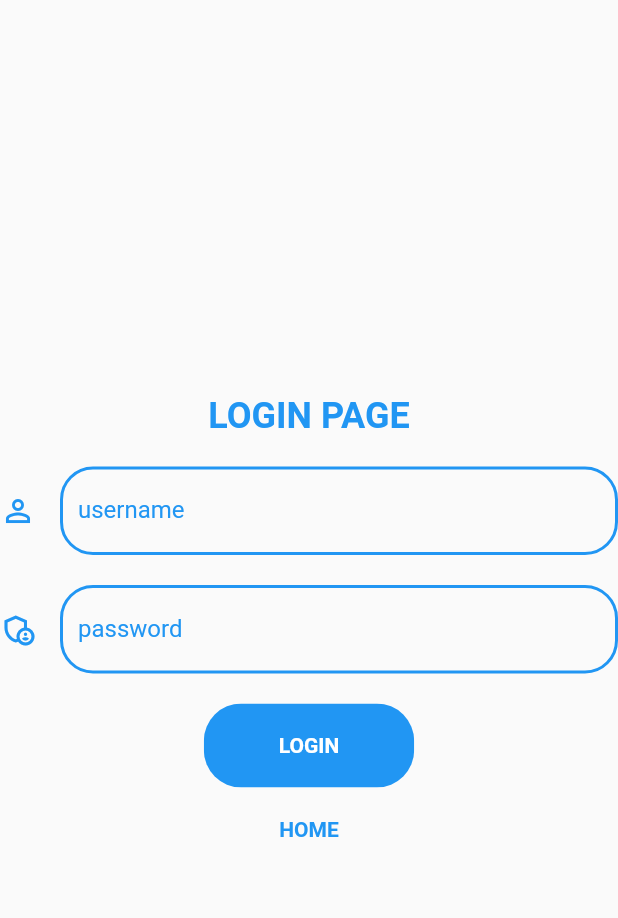
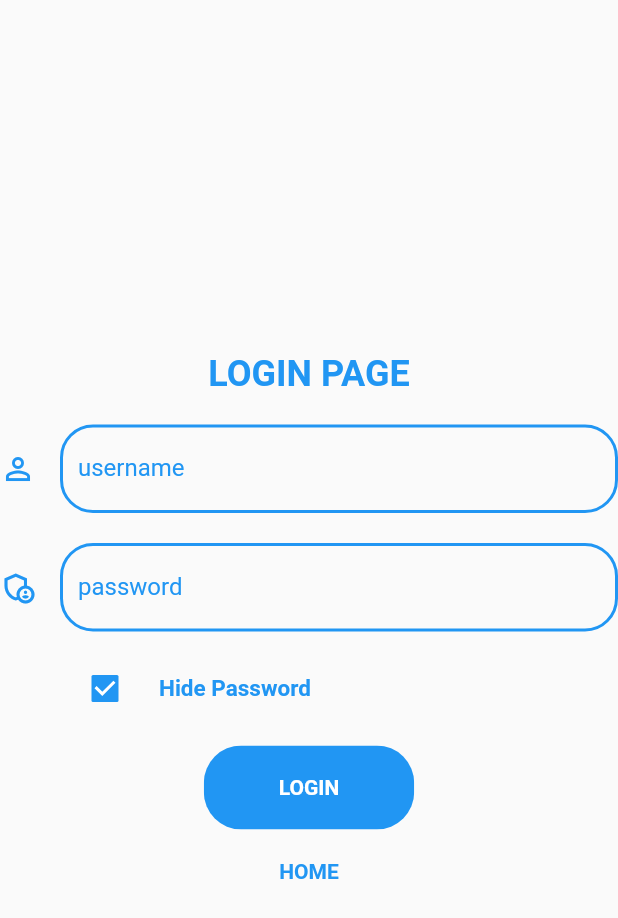
Before and after one commit to DSAQWERTY001/Web_app_proj, a Flutter app: the screen it shows after launch, after a tap on "LOGIN", on a phone screen of 412 x 824 dp. Shown: the top 918 px of the screen. Run offline on Flutter 3.47's test engine with Material 2 defaults, Android fonts, the phone set to English and light mode, and no system bars; our stand-ins replace animated_text_kit, cloud_firestore, file_picker, firebase_auth, firebase_core, google_fonts and 1 more; missing offline and left inert: awesome_select, dart:html, excel, near_api_flutter, parent_child_checkbox; accounts and stored records are empty; network calls fail.

Commit message:
13-11-2022

```diff
--- a/lib/Screens/Components/app_bar.dart
+++ b/lib/Screens/Components/app_bar.dart
@@ -9,6 +9,7 @@ import 'package:web_prototype/Screens/Components/menu_item.dart';
 import 'package:web_prototype/Screens/Create_Vote/Dashboard_body.dart';
 import 'package:web_prototype/Screens/Create_Vote/create_vote.dart';
 import 'package:web_prototype/Screens/Home/home_screen.dart';
+import 'package:animated_text_kit/animated_text_kit.dart';
 
 import '../Login/login_screen.dart';
 
@@ -75,9 +76,10 @@ class _VoteAppBarState extends State<VoteAppBar> {
                   SnackBar snackBar = SnackBar(
                     content: Text(
                       "Loging out...",
-                      style: TextStyle(fontSize: 36, color: Colors.black),
+                      style: TextStyle(fontSize: 36, color: Colors.white),
                     ),
-                    backgroundColor: Colors.pinkAccent,
+                    backgroundColor: Colors.red,
+                    behavior: SnackBarBehavior.floating,
                     duration: Duration(milliseconds: 1300),
                   );
                   ScaffoldMessenger.of(context).showSnackBar(snackBar);
--- a/lib/Screens/Login/login_screen.dart
+++ b/lib/Screens/Login/login_screen.dart
@@ -1,6 +1,7 @@
 // ignore_for_file: deprecated_member_use
 import 'dart:async';
 
+import 'package:animated_text_kit/animated_text_kit.dart';
 import 'package:cloud_firestore/cloud_firestore.dart';
 import 'package:flutter/material.dart';
 import 'package:near_api_flutter/near_api_flutter.dart';
@@ -20,7 +21,7 @@ class LoginScreen extends StatefulWidget {
 class _LoginScreenState extends State<LoginScreen> {
   String user = "";
   String pass = "";
-  static bool iconpass = false;
+  bool? _passwordShow;
   // Map response = {};
   // String contractId = 'friendbook.nearflutter.testnet';
   // String mutateMethod = 'submitMessage';
@@ -39,6 +40,7 @@ class _LoginScreenState extends State<LoginScreen> {
   void initState() {
     // TODO: implement initState
     super.initState();
+    _passwordShow = true;
   }
 
   @override
@@ -90,7 +92,10 @@ class _LoginScreenState extends State<LoginScreen> {
                     onChanged: (value) {
                       pass = value;
                     },
-                    obscureText: true,
+                    onSubmitted: (value) {
+                      signIn();
+                    },
+                    obscureText: _passwordShow ?? false,
                     style: TextStyle(fontSize: 16, color: Colors.blue),
                     decoration: const InputDecoration(
                       enabledBorder: OutlineInputBorder(
@@ -109,8 +114,26 @@ class _LoginScreenState extends State<LoginScreen> {
                       ),
                     ),
                   ),
-                  const SizedBox(
-                    height: 20,
+                  // const SizedBox(
+                  //   height: 20,
+                  // ),
+                  CheckboxListTile(
+                    contentPadding: EdgeInsets.fromLTRB(50, 10, 0, 10),
+                    activeColor: Colors.blue,
+                    value: _passwordShow,
+                    onChanged: (e) {
+                      setState(() {
+                        _passwordShow = e;
+                      });
+                    },
+                    title: Text(
+                      "Hide Password",
+                      style: TextStyle(
+                          fontSize: 15,
+                          fontWeight: FontWeight.bold,
+                          color: Colors.blue),
+                    ),
+                    controlAffinity: ListTileControlAffinity.leading,
                   ),
                   ClipRRect(
                     borderRadius: BorderRadius.circular(25),
@@ -161,7 +184,7 @@ class _LoginScreenState extends State<LoginScreen> {
       ),
       backgroundColor: Colors.blue,
       behavior: SnackBarBehavior.floating,
-      duration: Duration(milliseconds: 1800),
+      duration: Duration(milliseconds: 2500),
     );
     ScaffoldMessenger.of(context).showSnackBar(snackBar);
     Dialogs();
--- a/pubspec.yaml
+++ b/pubspec.yaml
@@ -49,6 +49,7 @@ dependencies:
   firebase_core_platform_interface: 4.5.1
   file_picker: ^5.2.2
   excel: ^2.0.0-null-safety-3
+  animated_text_kit: ^4.2.2
 
 dev_dependencies:
   flutter_test:
```
Also changed, not shown: lib/Screens/Components/Cardcomp.dart (+48 -18 lines), lib/Screens/Create_Vote/Dashboard_body.dart (+5 -4 lines), pubspec.lock.
